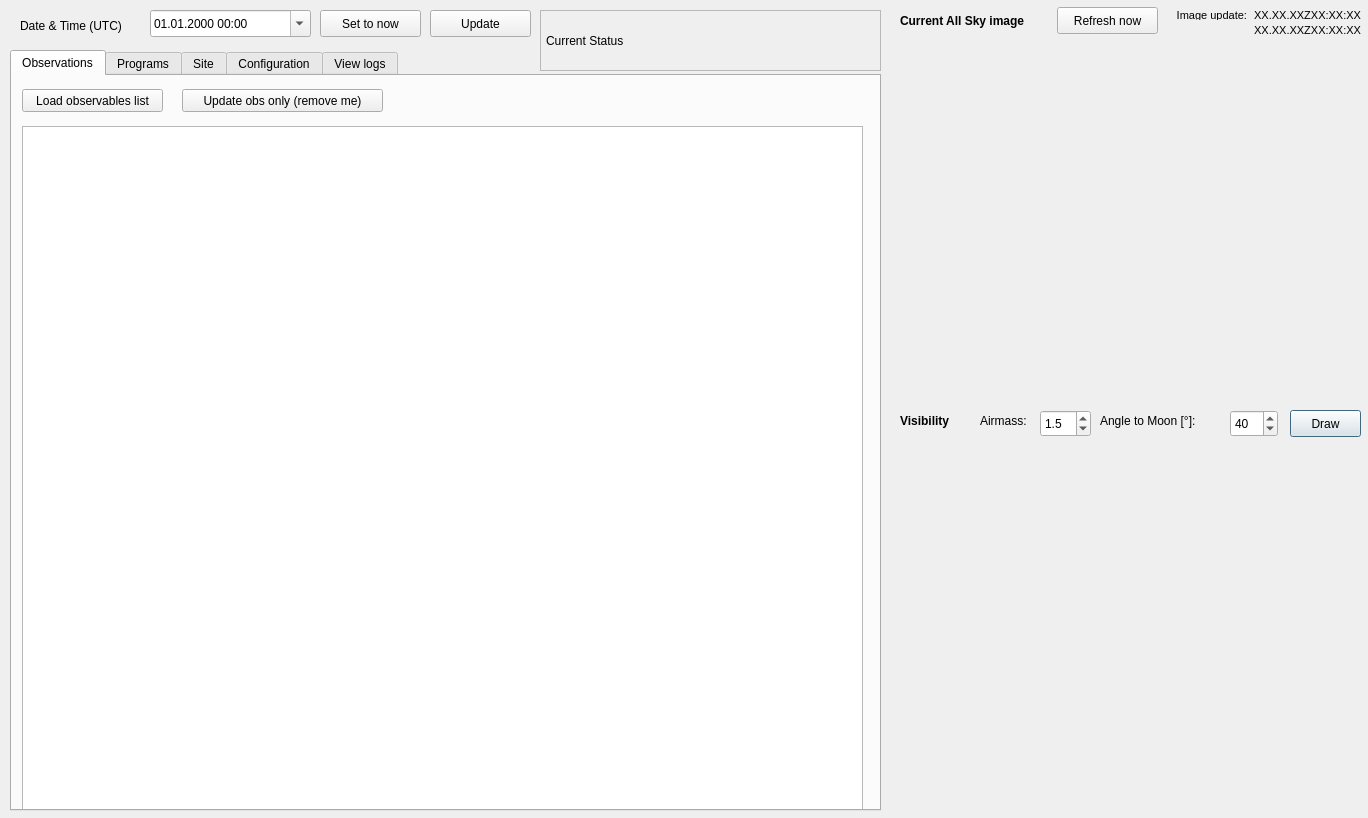
Qt form design.ui (vbonvin/POUET) before a commit.
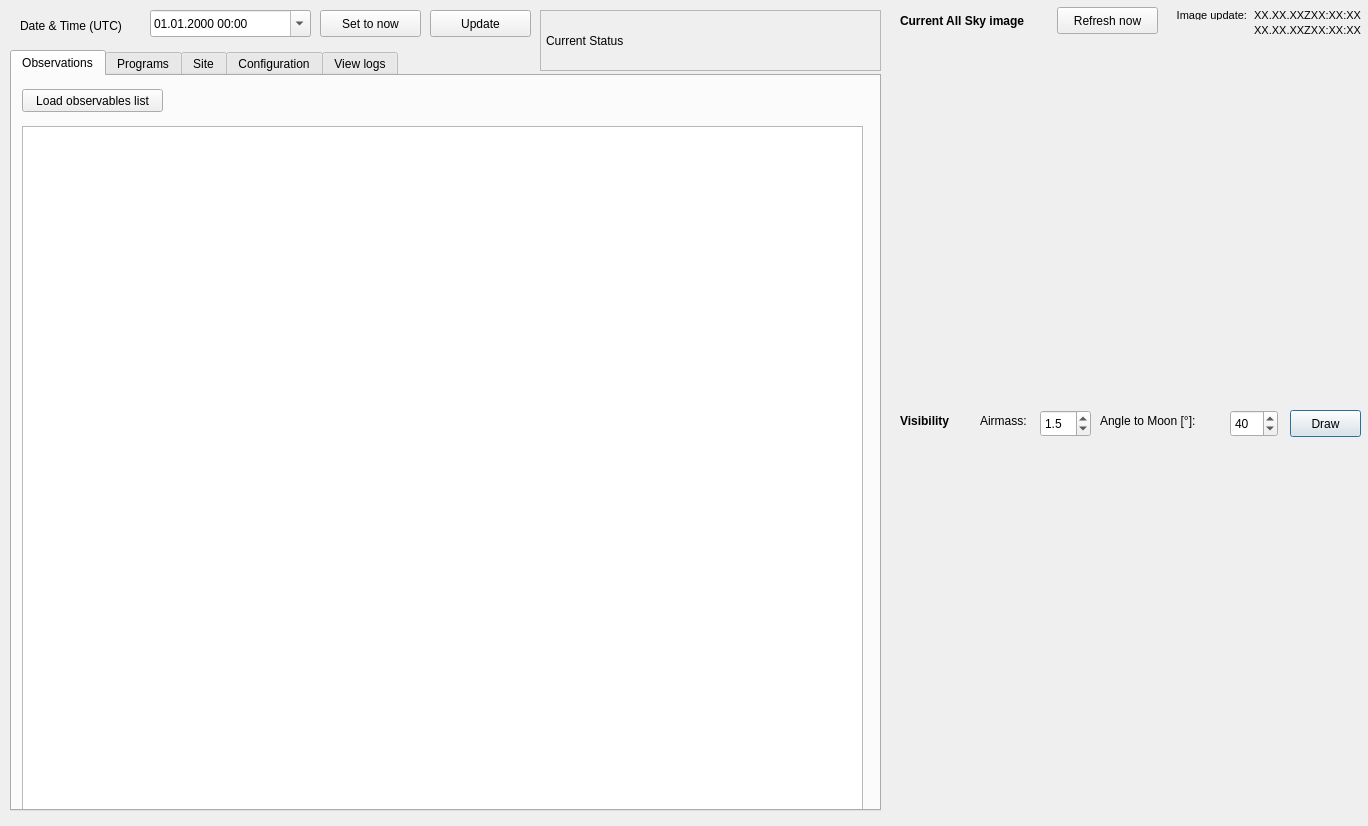
The same form after that commit.

Commit message: en progres

```diff
--- a/design.ui
+++ b/design.ui
@@ -7,7 +7,7 @@
     <x>0</x>
     <y>0</y>
     <width>1368</width>
-    <height>818</height>
+    <height>826</height>
    </rect>
   </property>
   <property name="windowTitle">
@@ -270,19 +270,6 @@
       <bool>true</bool>
      </property>
     </widget>
-    <widget class="QPushButton" name="updateObs">
-     <property name="geometry">
-      <rect>
-       <x>170</x>
-       <y>13</y>
-       <width>201</width>
-       <height>23</height>
-      </rect>
-     </property>
-     <property name="text">
-      <string>Update obs only (remove me)</string>
-     </property>
-    </widget>
    </widget>
    <widget class="QWidget" name="program">
     <attribute name="title">
```
Left out of the diff: 2 changed lines with no effect on the pictures. The commit also changes 2 other files.
